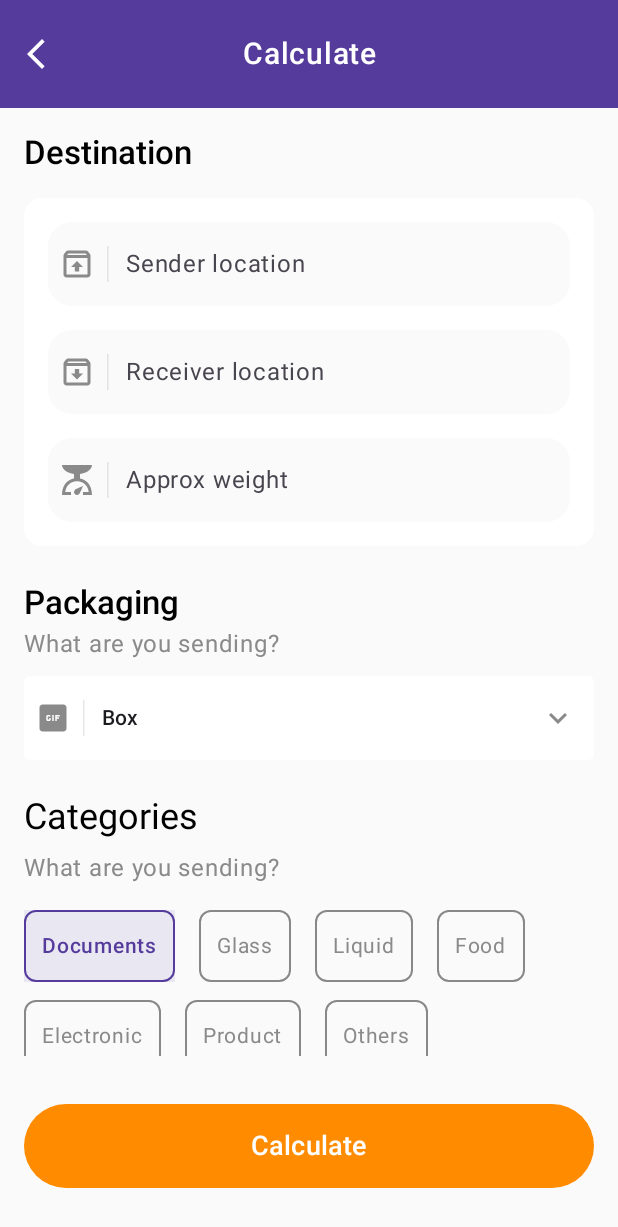
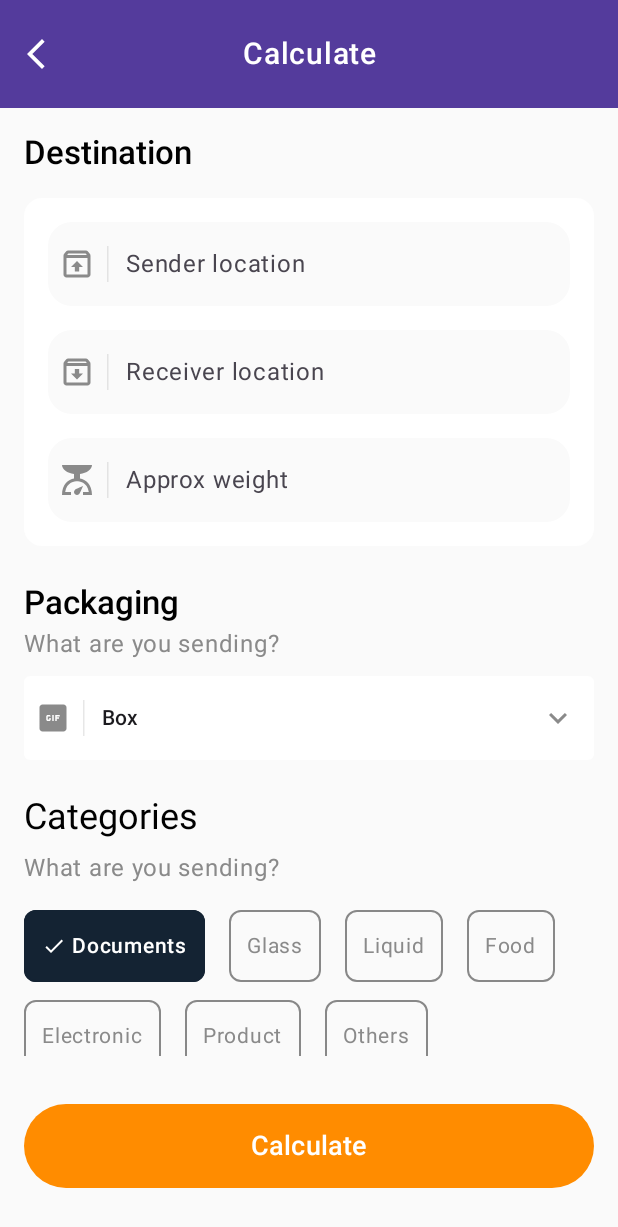
Before and after one commit to Cmi-shote/shipmentApp, an Android app built with Jetpack Compose: the composable CalculateScreen shown on its own in the app's theme, after a tap on "Documents", on a phone screen of 412 x 824 dp. Shown: the top 1227 px of the screen. Run offline under Robolectric (Android 15) with nearby library versions, the phone set to English and light mode, and no system bars.

```diff
--- a/app/src/main/java/com/example/shipmentapp/presentation/calculate/CalculateScreen.kt
+++ b/app/src/main/java/com/example/shipmentapp/presentation/calculate/CalculateScreen.kt
@@ -20,6 +20,7 @@ import androidx.compose.foundation.lazy.LazyColumn
 import androidx.compose.foundation.shape.RoundedCornerShape
 import androidx.compose.material.icons.Icons
 import androidx.compose.material.icons.filled.ArrowBackIosNew
+import androidx.compose.material.icons.filled.Check
 import androidx.compose.material.icons.filled.GifBox
 import androidx.compose.material.icons.filled.KeyboardArrowDown
 import androidx.compose.material.icons.filled.Scale
@@ -340,22 +341,36 @@ fun CategoryChip(
         modifier = Modifier
             .border(
                 width = 1.dp,
-                color = if (isSelected) Color(0xFF543B9C) else Color.Gray,
+                color = if (isSelected) Color(0xFF142333) else Color.Gray,
                 shape = RoundedCornerShape(8.dp)
             )
             .background(
-                color = if (isSelected) Color(0xFF543B9C).copy(alpha = 0.1f) else Color.Transparent
+                color = if (isSelected) Color(0xFF142333) else Color.Transparent,
+                shape = RoundedCornerShape(8.dp)
             )
             .clickable { onClick() }
             .padding(horizontal = 12.dp, vertical = 12.dp),
         contentAlignment = Alignment.Center
     ) {
-        Text(
-            text = text,
-            fontSize = 14.sp,
-            color = if (isSelected) Color(0xFF543B9C) else Color(0xFF8A8A8A),
-            fontWeight = if (isSelected) FontWeight.Medium else FontWeight.Normal
-        )
+        Row(
+            verticalAlignment = Alignment.CenterVertically,
+            horizontalArrangement = Arrangement.spacedBy(4.dp)
+        ) {
+            if (isSelected) {
+                Icon(
+                    imageVector = Icons.Default.Check,
+                    contentDescription = null,
+                    tint = Color.White,
+                    modifier = Modifier.size(16.dp)
+                )
+            }
+            Text(
+                text = text,
+                fontSize = 14.sp,
+                color = if (isSelected) Color.White else Color(0xFF8A8A8A),
+                fontWeight = if (isSelected) FontWeight.Medium else FontWeight.Normal
+            )
+        }
     }
 }
 
```
